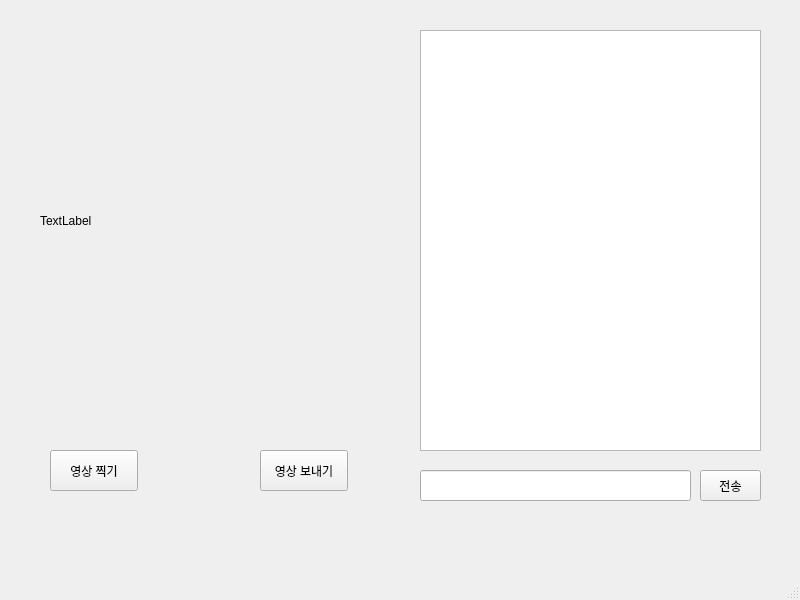
Old version of the form mainwindow.ui in the repository sy83085/Pat-a-Mat-cpp.
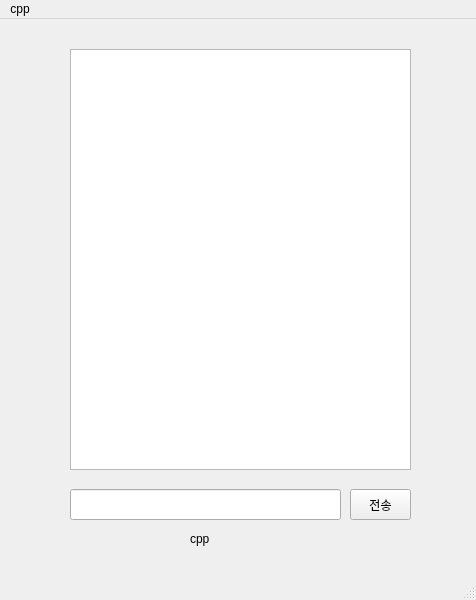
New version of the form.

```diff
--- a/mainwindow.ui
+++ b/mainwindow.ui
@@ -6,7 +6,7 @@
    <rect>
     <x>0</x>
     <y>0</y>
-    <width>800</width>
+    <width>476</width>
     <height>600</height>
    </rect>
   </property>
@@ -17,7 +17,7 @@
    <widget class="QTextBrowser" name="textBrowser">
     <property name="geometry">
      <rect>
-      <x>420</x>
+      <x>70</x>
       <y>30</y>
       <width>341</width>
       <height>421</height>
@@ -27,7 +27,7 @@
    <widget class="QLineEdit" name="lineEdit">
     <property name="geometry">
      <rect>
-      <x>420</x>
+      <x>70</x>
       <y>470</y>
       <width>271</width>
       <height>31</height>
@@ -37,7 +37,7 @@
    <widget class="QPushButton" name="textSend">
     <property name="geometry">
      <rect>
-      <x>700</x>
+      <x>350</x>
       <y>470</y>
       <width>61</width>
       <height>31</height>
@@ -50,40 +50,14 @@
    <widget class="QLabel" name="video">
     <property name="geometry">
      <rect>
-      <x>40</x>
-      <y>40</y>
-      <width>341</width>
-      <height>361</height>
+      <x>190</x>
+      <y>510</y>
+      <width>62</width>
+      <height>20</height>
      </rect>
     </property>
     <property name="text">
-     <string>TextLabel</string>
-    </property>
-   </widget>
-   <widget class="QPushButton" name="videoStart">
-    <property name="geometry">
-     <rect>
-      <x>50</x>
-      <y>450</y>
-      <width>88</width>
-      <height>41</height>
-     </rect>
-    </property>
-    <property name="text">
-     <string>영상 찍기</string>
-    </property>
-   </widget>
-   <widget class="QPushButton" name="videoSend">
-    <property name="geometry">
-     <rect>
-      <x>260</x>
-      <y>450</y>
-      <width>88</width>
-      <height>41</height>
-     </rect>
-    </property>
-    <property name="text">
-     <string>영상 보내기</string>
+     <string>cpp</string>
     </property>
    </widget>
   </widget>
@@ -92,10 +66,16 @@
     <rect>
      <x>0</x>
      <y>0</y>
-     <width>800</width>
+     <width>476</width>
      <height>31</height>
     </rect>
    </property>
+   <widget class="QMenu" name="menucpp">
+    <property name="title">
+     <string>cpp</string>
+    </property>
+   </widget>
+   <addaction name="menucpp"/>
   </widget>
   <widget class="QStatusBar" name="statusbar"/>
  </widget>
```
Left out of the diff: 2 changed lines with no effect on the pictures.
